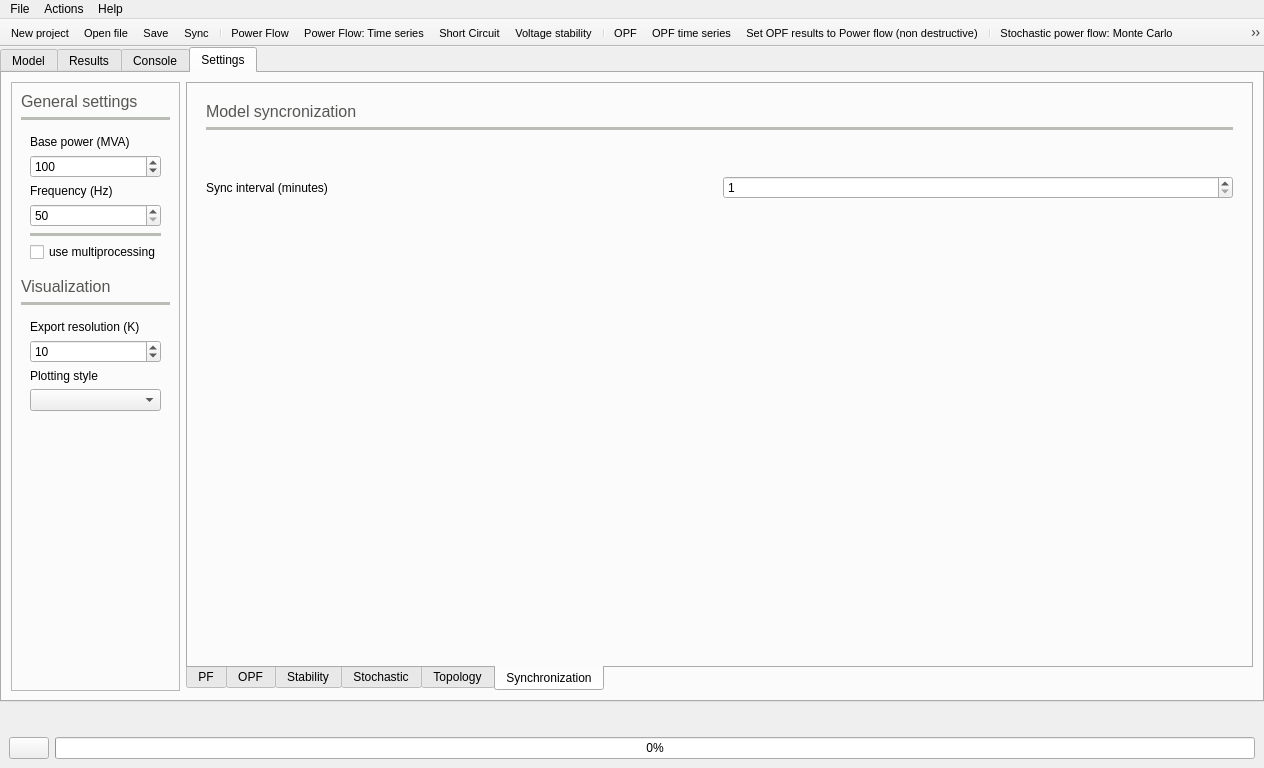
Old version of the form src/GridCal/Gui/Main/MainWindow.ui in the repository SanPen/GridCal.
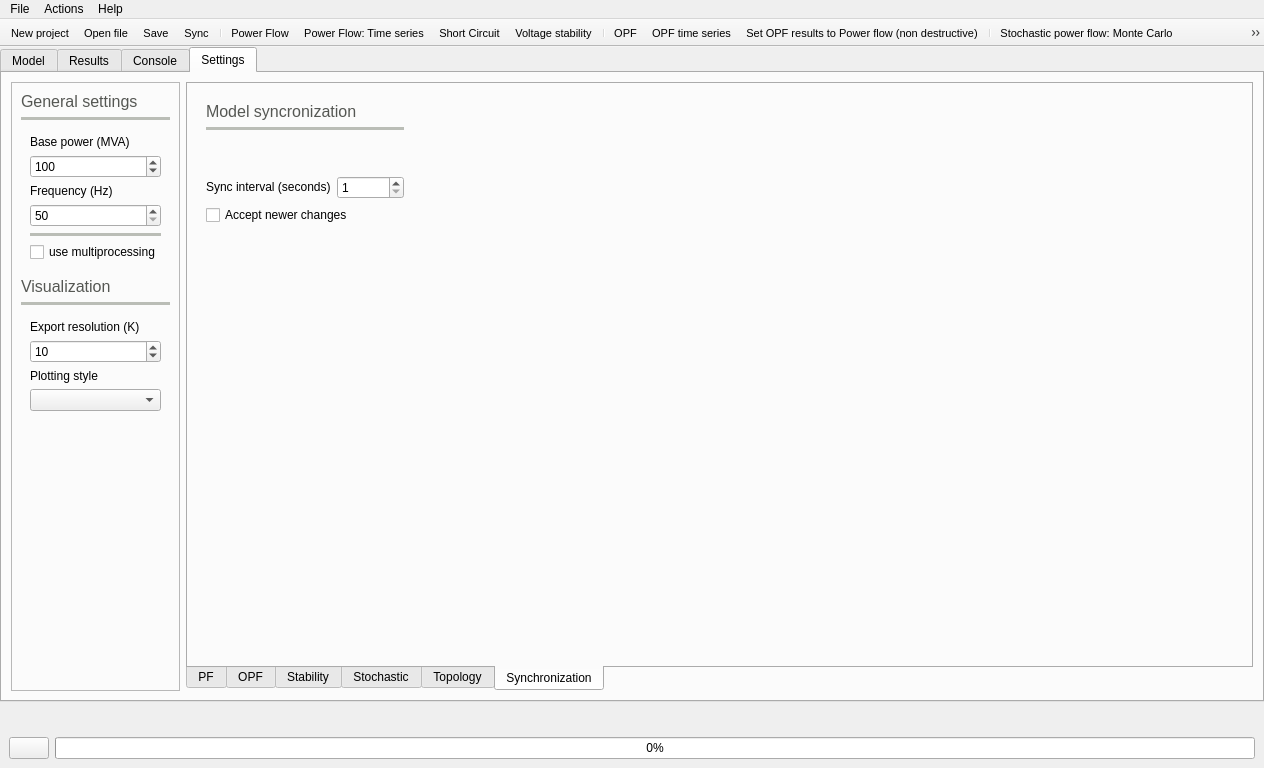
New version of the form. The open tabs and pages were chosen to show the change. Icons and pictures are not drawn.

Commit message: Sync basic model done

```diff
--- a/src/GridCal/Gui/Main/MainWindow.ui
+++ b/src/GridCal/Gui/Main/MainWindow.ui
@@ -4180,7 +4180,7 @@
                <item row="4" column="0">
                 <widget class="QLabel" name="label_39">
                  <property name="text">
-                  <string>Sync interval (minutes)</string>
+                  <string>&lt;html&gt;&lt;head/&gt;&lt;body&gt;&lt;p&gt;Sync interval (seconds)&lt;/p&gt;&lt;/body&gt;&lt;/html&gt;</string>
                  </property>
                 </widget>
                </item>
@@ -4193,7 +4193,7 @@
                   <number>1</number>
                  </property>
                  <property name="maximum">
-                  <number>120</number>
+                  <number>99999999</number>
                  </property>
                 </widget>
                </item>
@@ -4329,9 +4329,29 @@
                  </property>
                 </spacer>
                </item>
+               <item row="5" column="0" colspan="2">
+                <widget class="QCheckBox" name="accept_newer_changes_checkBox">
+                 <property name="text">
+                  <string>Accept newer changes</string>
+                 </property>
+                </widget>
+               </item>
               </layout>
              </widget>
             </item>
+            <item>
+             <spacer name="horizontalSpacer_3">
+              <property name="orientation">
+               <enum>Qt::Horizontal</enum>
+              </property>
+              <property name="sizeHint" stdset="0">
+               <size>
+                <width>40</width>
+                <height>20</height>
+               </size>
+              </property>
+             </spacer>
+            </item>
            </layout>
           </widget>
          </widget>
```
Left out of the diff: 17 changed lines with no effect on the pictures. The commit also changes 23 other files.
